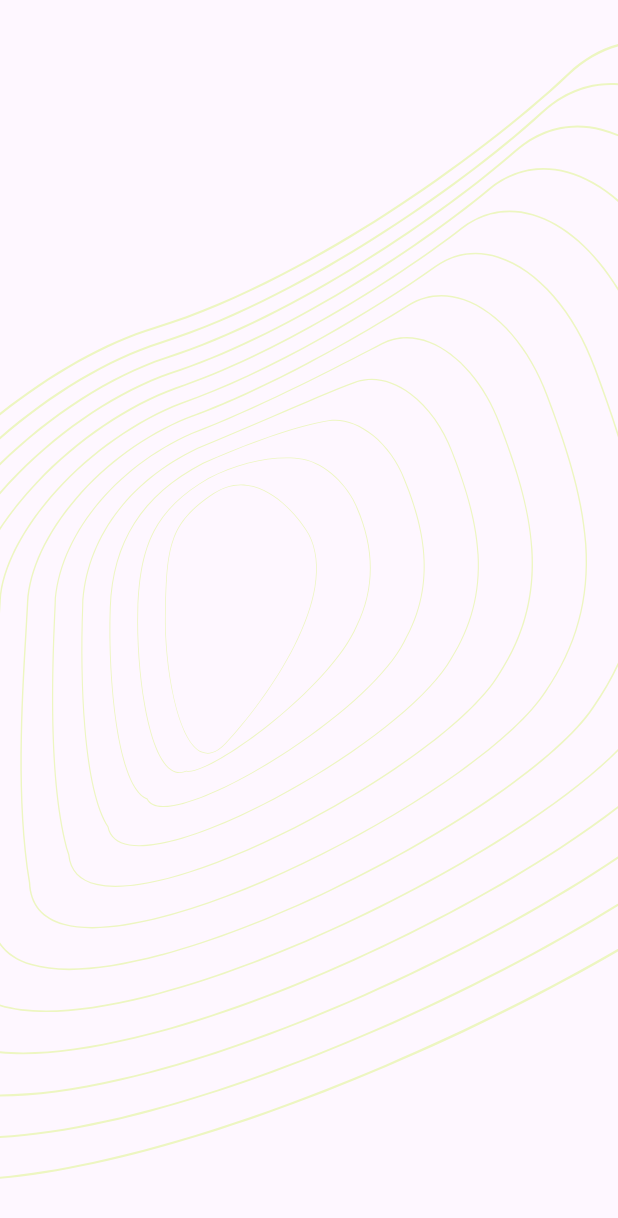
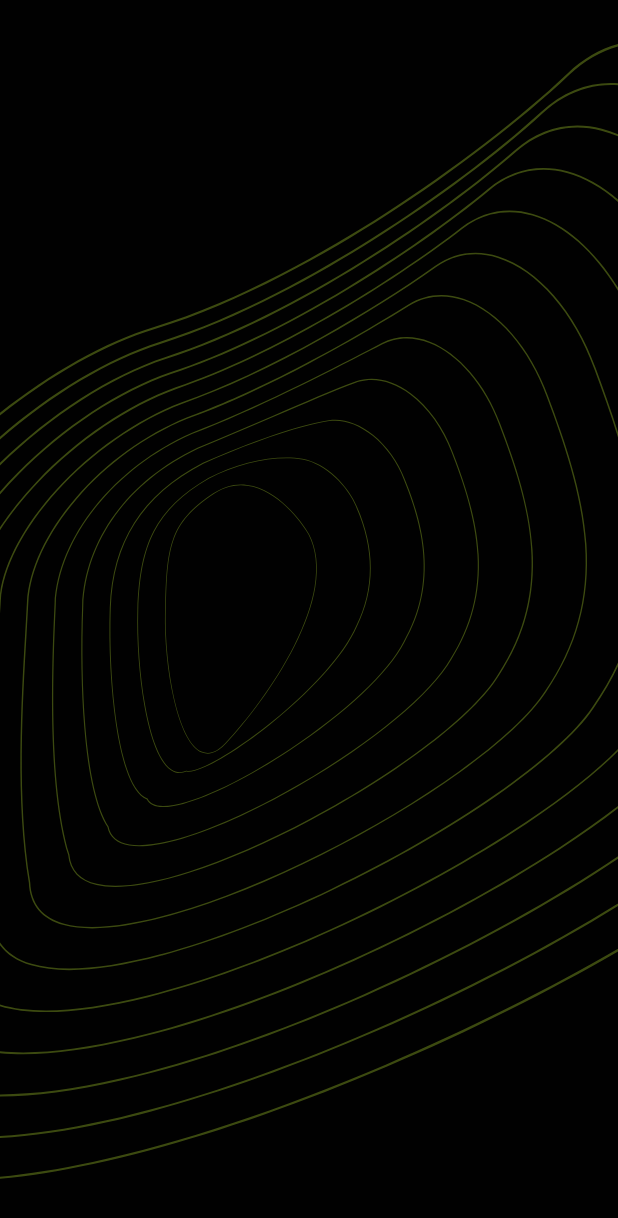
Before and after one commit to Spera-mediacal/spera_mobile, a Flutter app: the screen it shows after launch, on a phone screen of 412 x 824 dp. Shown: the top 1218 px of the screen. Run offline on Flutter 3.47's test engine with Material 3 defaults, Android fonts, the phone set to English and light mode, and no system bars; our stand-ins replace flutter_svg, get.

Commit message:
waves_background.dart (A)

```diff
--- a/lib/main.dart
+++ b/lib/main.dart
@@ -1,6 +1,7 @@
 import 'package:flutter/material.dart';
 import 'package:get/get.dart';
 import 'package:spera_mobile/app/routes/app_router.dart';
+import 'package:spera_mobile/utils/colors.dart';
 
 void main() {
   runApp(const MyApp());
@@ -12,8 +13,11 @@ class MyApp extends StatelessWidget {
   @override
   Widget build(BuildContext context) {
     return GetMaterialApp(
-      initialRoute: AppRoutes.onboardingViewPath,
+      debugShowCheckedModeBanner: false,
+      initialRoute: AppRoutes.authViewPath,
       getPages: AppRoutes.getRoutes(),
+      theme: ThemeData(
+          fontFamily: 'Manjari', scaffoldBackgroundColor: AppColors.bgColor),
     );
     // hello
   }
```
